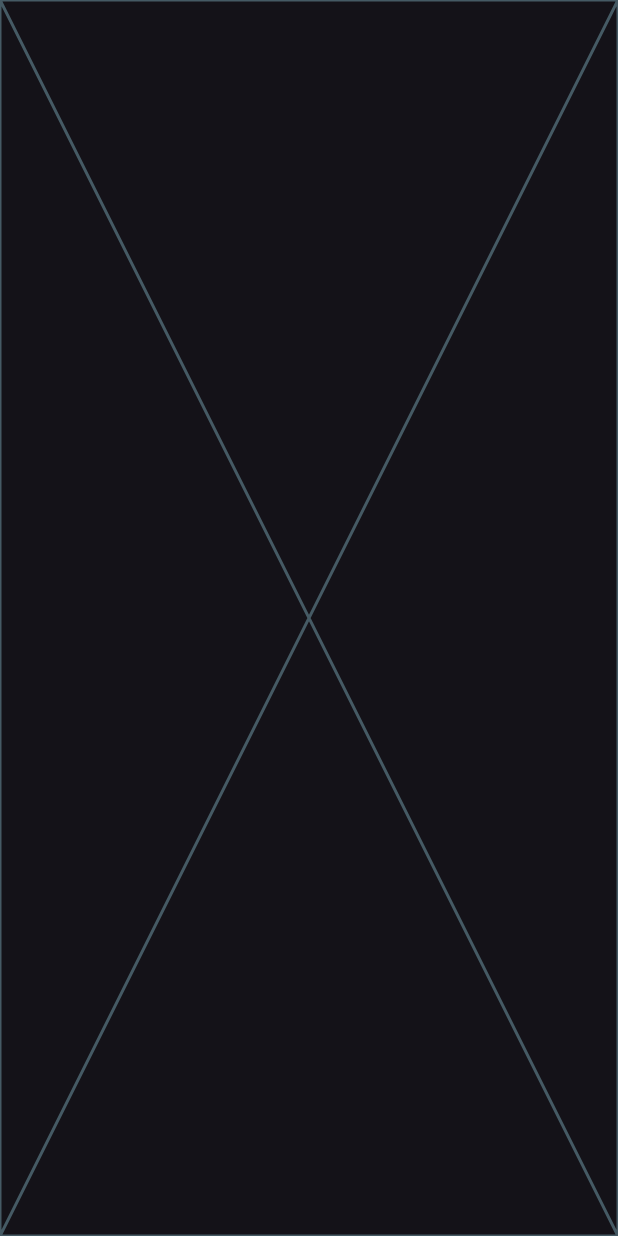
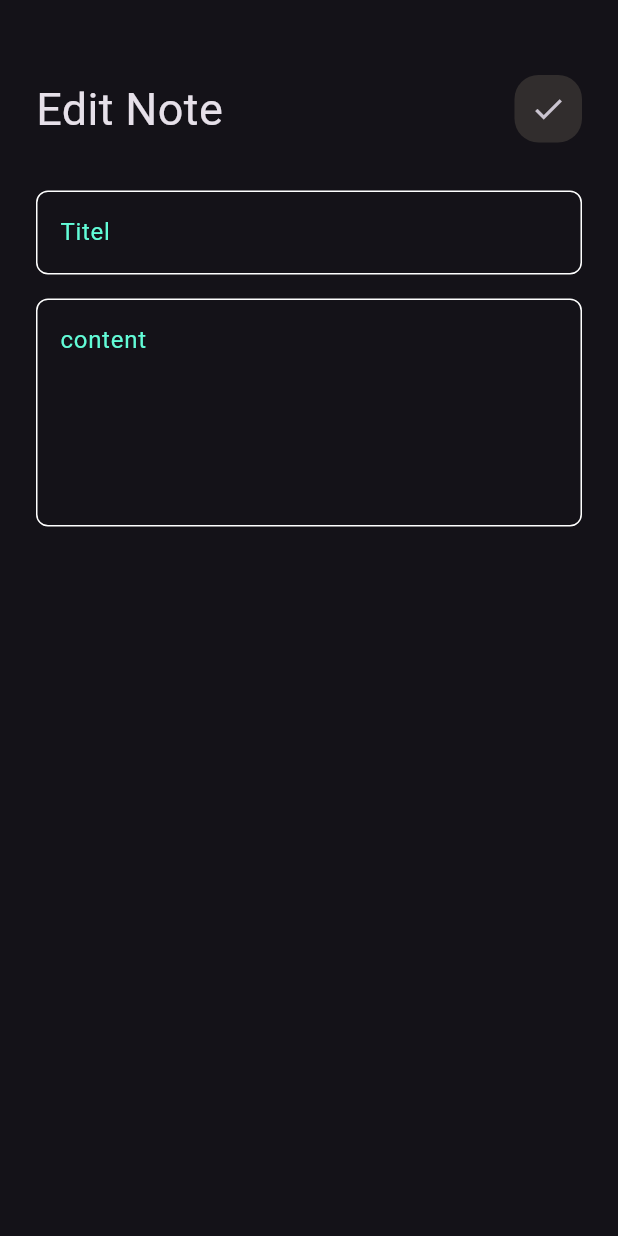
Before and after one commit to mandosalem/notes_app, a Flutter app: the screen it shows after launch, after a tap on "Flutter tips", on a phone screen of 412 x 824 dp. Run offline on Flutter 3.47's test engine with Material 3 defaults, Android fonts, the phone set to English and light mode, and no system bars; Roboto replaces fonts that are missing (Poppins).

Commit message:
add custom app bar to edite note view

```diff
--- a/lib/views/edit_note_view.dart
+++ b/lib/views/edit_note_view.dart
@@ -9,7 +9,7 @@ class EditNoteView extends StatelessWidget {
   @override
   Widget build(BuildContext context) {
     return const Scaffold(
-      body: EditNoteViewBody(
+      body: EditNoteViewBody(title: 'Edit Note',
 
       ),
     );
--- a/lib/views/edit_note_view_body.dart
+++ b/lib/views/edit_note_view_body.dart
@@ -1,12 +1,36 @@
 
 
 import 'package:flutter/material.dart';
+import 'package:flutter_module_3/widgets/custom_app_bar.dart';
+import 'package:flutter_module_3/widgets/custom_text_field.dart';
 
 class EditNoteViewBody extends StatelessWidget {
-  const EditNoteViewBody({super.key});
-
+  const EditNoteViewBody({super.key, required this.title});
+final String title;
   @override
   Widget build(BuildContext context) {
-    return const Placeholder();
+    return const Padding(
+      padding: EdgeInsets.symmetric(horizontal: 24),
+      child: Column(
+      children: [
+        SizedBox(height: 50,),
+        CustomAppBar(title: 'Edit Note', icon:Icons.check ,
+        ),
+        SizedBox(
+              height: 32,
+            ),
+            CustomTextField(
+              hint: 'Titel',
+            ),
+            SizedBox(
+              height: 16,
+            ),
+            CustomTextField(
+              hint: 'content',
+              maxLines: 5,
+            ),
+      ],
+      ),
+    );
   }
 }
--- a/lib/widgets/custom_app_bar.dart
+++ b/lib/widgets/custom_app_bar.dart
@@ -1,21 +1,22 @@
 import 'package:flutter/material.dart';
-import 'package:flutter_module_3/widgets/custom_search_icon.dart';
+import 'package:flutter_module_3/widgets/custom_icon.dart';
 
 class CustomAppBar extends StatelessWidget {
-  const CustomAppBar({super.key});
-
+  const CustomAppBar({super.key, required this.title, required this.icon});
+final String title;
+final IconData icon;
   @override
   Widget build(BuildContext context) {
-    return const Row(
+    return  Row(
       children: [
         Text(
-          'Notes',
-          style: TextStyle(
+          title,
+          style: const TextStyle(
             fontSize: 30,
           ),
         ),
-        Spacer(),
-        CustomSearchIcon()
+        const Spacer(),
+        CustomIcon(icon: icon,)
       ],
     );
   }
--- a/lib/widgets/custom_search_icon.dart
+++ b/lib/widgets/custom_icon.dart
@@ -1,10 +1,8 @@
-
-
 import 'package:flutter/material.dart';
 
-class CustomSearchIcon extends StatelessWidget {
-  const CustomSearchIcon({super.key});
-
+class CustomIcon extends StatelessWidget {
+  const CustomIcon({super.key, required this.icon});
+  final IconData icon;
   @override
   Widget build(BuildContext context) {
     return Container(
@@ -14,7 +12,9 @@ class CustomSearchIcon extends StatelessWidget {
         borderRadius: BorderRadius.circular(16),
         color: const Color.fromARGB(255, 49, 45, 45),
       ),
-      child: const Icon(Icons.search,
+      child: IconButton(
+        onPressed: () {},
+        icon: Icon(icon),
       ),
     );
   }
--- a/lib/widgets/notes_view_body.dart
+++ b/lib/widgets/notes_view_body.dart
@@ -15,7 +15,7 @@ class NotesViewBody extends StatelessWidget {
           SizedBox(
             height: 50,
           ),
-          CustomAppBar(),
+          CustomAppBar(title: 'Note', icon: Icons.search,),
           Expanded(child: NotesListView()),
         ],
       ),
```
